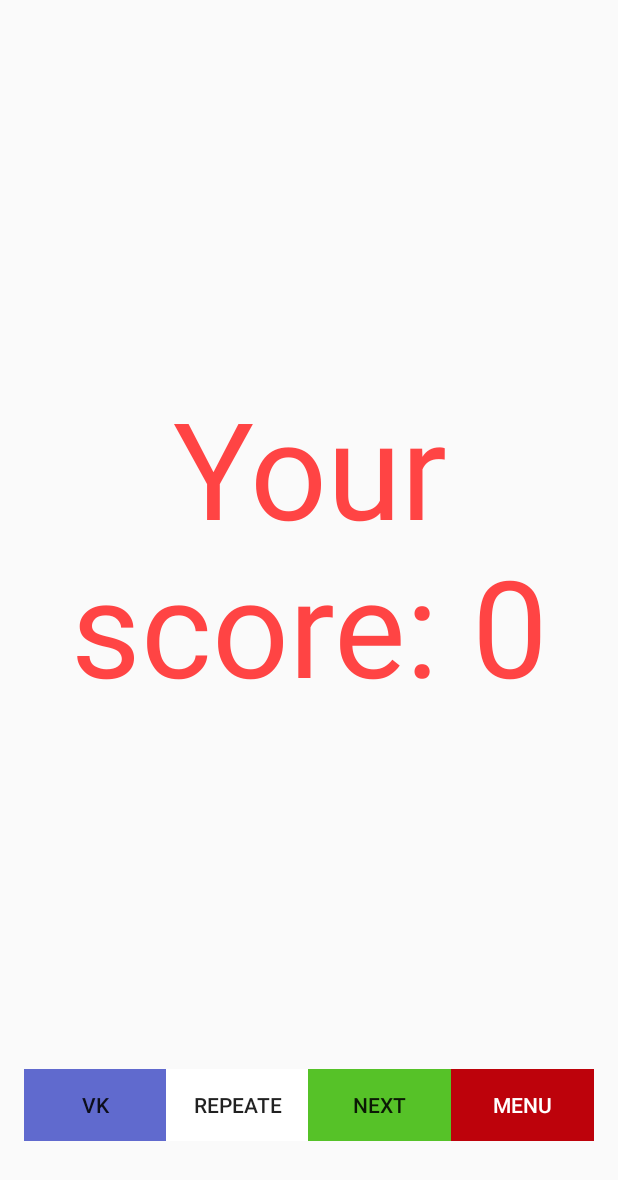
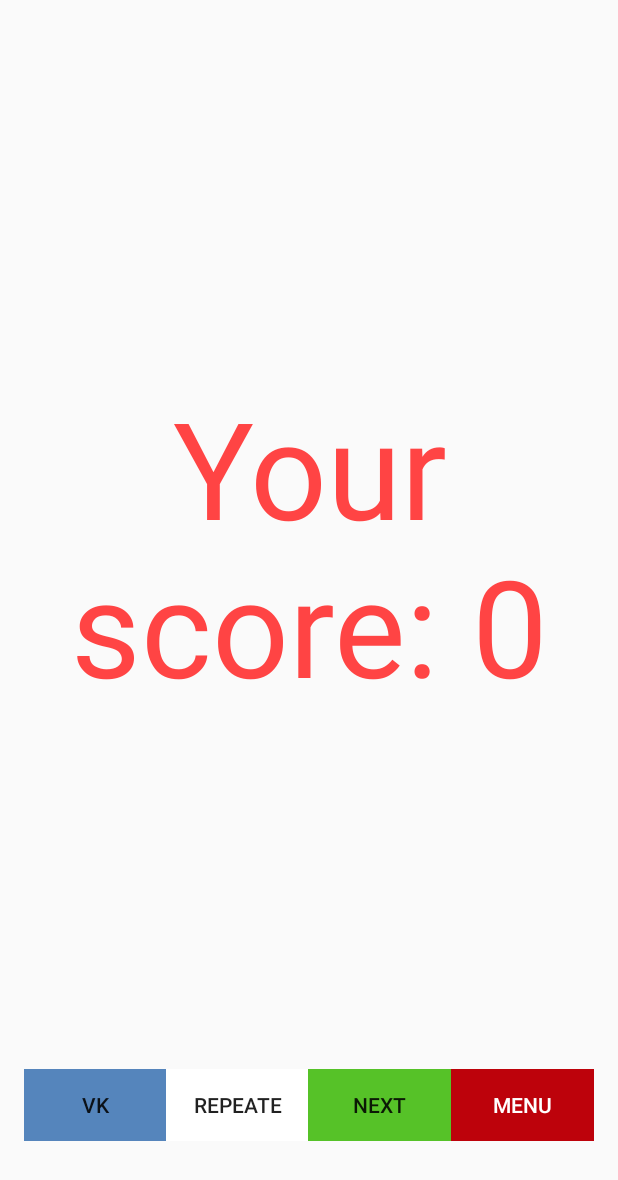
Before and after one commit to Owntage/PlatformerDefence, an Android app: the EndOfLevel screen opened directly, with no data from a screen before it, on a phone screen of 412 x 824 dp. Shown: the top 1180 px of the screen. Run offline under Robolectric (Android 15) with nearby library versions, the phone set to English and light mode, and no system bars.

Commit message:
updated last screen

```diff
--- a/app/src/main/AndroidManifest.xml
+++ b/app/src/main/AndroidManifest.xml
@@ -31,7 +31,8 @@
             android:screenOrientation="landscape" />
         <activity
             android:name=".EndOfLevel"
-            android:label="@string/title_activity_end_of_level"></activity>
+            android:label="@string/title_activity_end_of_level">
+        </activity>
     </application>
 
 </manifest>
--- /dev/null
+++ b/app/src/main/res/color/selector_for_menu.xml
@@ -0,0 +1,6 @@
+<?xml version="1.0" encoding="utf-8"?>
+<selector xmlns:android="http://schemas.android.com/apk/res/android">
+    <item android:state_pressed="true"
+        android:color="@color/menu1"/>  <!-- focused -->
+    <item android:color="@color/menu2"/> <!-- default -->
+</selector>
--- /dev/null
+++ b/app/src/main/res/drawable/selector_for_menu.xml
@@ -0,0 +1,6 @@
+<?xml version="1.0" encoding="utf-8"?>
+<selector xmlns:android="http://schemas.android.com/apk/res/android">
+    <item android:state_pressed="true"
+        android:drawable="@color/menu2"/>  <!-- focused -->
+    <item android:drawable="@color/menu1"/> <!-- default -->
+</selector>
--- /dev/null
+++ b/app/src/main/res/drawable/selector_for_next.xml
@@ -0,0 +1,6 @@
+<?xml version="1.0" encoding="utf-8"?>
+<selector xmlns:android="http://schemas.android.com/apk/res/android">
+    <item android:state_pressed="true"
+        android:drawable="@color/next2"/>  <!-- focused -->
+    <item android:drawable="@color/next1"/> <!-- default -->
+</selector>
--- /dev/null
+++ b/app/src/main/res/drawable/selector_for_repeat.xml
@@ -0,0 +1,6 @@
+<?xml version="1.0" encoding="utf-8"?>
+<selector xmlns:android="http://schemas.android.com/apk/res/android">
+    <item android:state_pressed="true"
+        android:drawable="@color/repeat1"/>  <!-- focused -->
+    <item android:drawable="@color/repeat2"/> <!-- default -->
+</selector>
--- /dev/null
+++ b/app/src/main/res/drawable/selector_for_vk.xml
@@ -0,0 +1,6 @@
+<?xml version="1.0" encoding="utf-8"?>
+<selector xmlns:android="http://schemas.android.com/apk/res/android">
+    <item android:state_pressed="true"
+        android:drawable="@color/vk2"/>  <!-- focused -->
+    <item android:drawable="@color/vk_color"/> <!-- default -->
+</selector>
--- a/app/src/main/res/layout/activity_end_of_level.xml
+++ b/app/src/main/res/layout/activity_end_of_level.xml
@@ -49,16 +49,16 @@
                 android:layout_weight="1"
                 android:id="@+id/vk"
                 android:onClick="onClickVK"
-                android:background="#606ace"
+                android:background="@drawable/selector_for_vk"
                 android:text="VK"/>
 
             <Button
                 android:layout_width="wrap_content"
                 android:layout_height="wrap_content"
                 android:layout_weight="1"
-                android:id="@+id/repeate"
+                android:id="@+id/repeat"
                 android:onClick="onClickRepeate"
-                android:background="#ffffff"
+                android:background="@drawable/selector_for_repeat"
                 android:text="Repeate"/>
 
             <Button
@@ -67,7 +67,7 @@
                 android:layout_weight="1"
                 android:id="@+id/next"
                 android:onClick="onClickNext"
-                android:background="#56c228"
+                android:background="@drawable/selector_for_next"
                 android:text="Next"/>
 
             <Button
@@ -76,9 +76,9 @@
                 android:layout_weight="1"
                 android:id="@+id/menu"
                 android:onClick="onClickMenu"
-                android:background="#bd020b"
+                android:background="@drawable/selector_for_menu"
                 android:text="Menu"
-                android:textColor="#ffffff" />
+                android:textColor="@color/selector_for_menu" />
         </LinearLayout>
     </LinearLayout>
 </LinearLayout>
--- a/app/src/main/res/values/colors.xml
+++ b/app/src/main/res/values/colors.xml
@@ -3,4 +3,11 @@
     <color name="colorPrimary">#3F51B5</color>
     <color name="colorPrimaryDark">#303F9F</color>
     <color name="colorAccent">#FF4081</color>
+    <color name="vk2">#FFFFFF</color>
+    <color name="next1">#56c228</color>
+    <color name="next2">#FFFFFF</color>
+    <color name="repeat1">#FFFF99</color>
+    <color name="repeat2">#FFFFFF</color>
+    <color name="menu1">#bd020b</color>
+    <color name="menu2">#FFFFFF</color>
 </resources>
```
Also changed, not shown: 1 other file.
